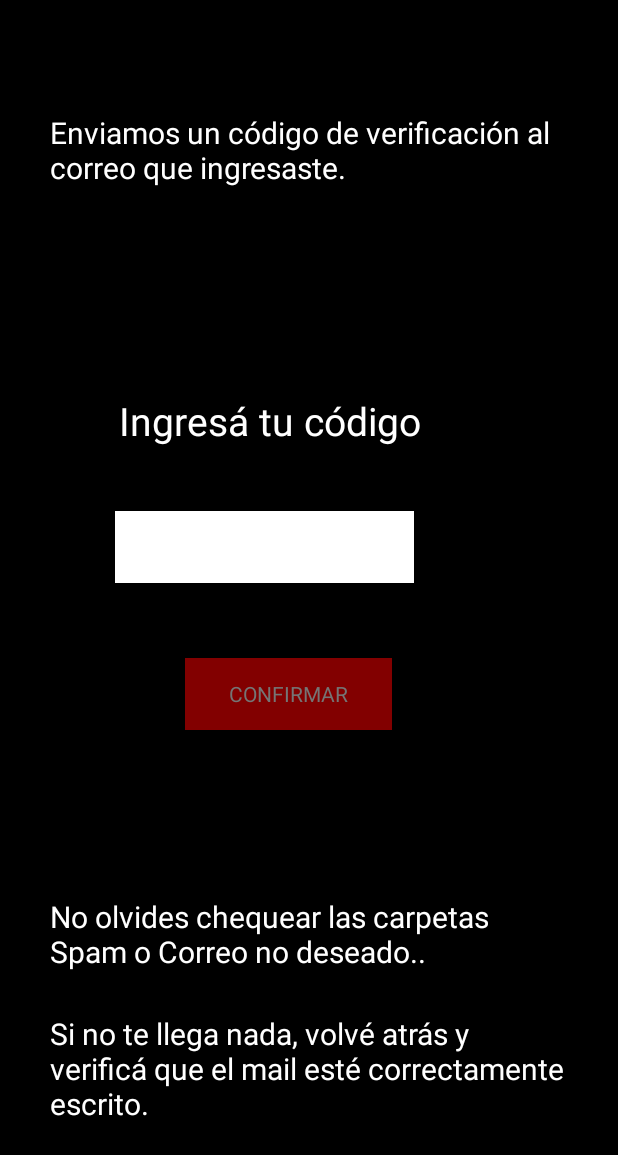
After one commit to PernasA/TP2_SOA, an Android app: the layout activity_confirm_code.xml on its own in the app's theme, with its tools: preview values and no code run, on a phone screen of 412 x 824 dp. The commit adds this screen. Shown: the top 1155 px of the screen. Run offline under Robolectric (Android 15) with nearby library versions, the phone set to English and light mode, and no system bars.

Commit message:
haciendo confirm code con el request del registro

```diff
--- /dev/null
+++ b/app/src/main/res/layout/activity_confirm_code.xml
@@ -0,0 +1,111 @@
+<?xml version="1.0" encoding="utf-8"?>
+<androidx.constraintlayout.widget.ConstraintLayout xmlns:android="http://schemas.android.com/apk/res/android"
+    xmlns:app="http://schemas.android.com/apk/res-auto"
+    xmlns:tools="http://schemas.android.com/tools"
+    android:layout_width="match_parent"
+    android:layout_height="match_parent"
+    android:background="@color/black_strong"
+    tools:context=".ui.views.ConfirmCodeActivity">
+
+    <EditText
+        android:id="@+id/editTextConfirmationCode"
+        android:layout_width="199dp"
+        android:layout_height="48dp"
+        android:layout_marginStart="8dp"
+        android:layout_marginEnd="8dp"
+        android:background="@color/white"
+        android:hint=""
+        android:importantForAutofill="no"
+        android:inputType="text|number"
+        android:selectAllOnFocus="true"
+        android:textColorHint="#78909C"
+        app:layout_constraintBottom_toBottomOf="parent"
+        app:layout_constraintEnd_toEndOf="parent"
+        app:layout_constraintHorizontal_bias="0.348"
+        app:layout_constraintStart_toStartOf="parent"
+        app:layout_constraintTop_toTopOf="parent"
+        app:layout_constraintVertical_bias="0.439"
+        tools:ignore="TextContrastCheck" />
+
+    <Button
+        android:id="@+id/buttonConfirmar"
+        android:layout_width="138dp"
+        android:layout_height="48dp"
+        android:layout_gravity="start"
+        android:background="@color/white"
+        android:backgroundTint="@color/red_light"
+        android:enabled="true"
+        android:text="@string/confirmar"
+        android:textAppearance="@style/TextAppearance.AppCompat.Body1"
+        android:textColor="#757575"
+        app:icon="@color/white"
+        app:layout_constraintBottom_toBottomOf="parent"
+        app:layout_constraintEnd_toEndOf="parent"
+        app:layout_constraintHorizontal_bias="0.45"
+        app:layout_constraintStart_toStartOf="parent"
+        app:layout_constraintTop_toTopOf="parent"
+        app:layout_constraintVertical_bias="0.565"
+        app:rippleColor="@color/teal_700"
+        tools:ignore="TextContrastCheck,TextContrastCheck,TextContrastCheck,TextContrastCheck,TextContrastCheck,TextContrastCheck,TextContrastCheck,TextContrastCheck,TextContrastCheck,TextContrastCheck,TextContrastCheck,TextContrastCheck,TextContrastCheck,TextContrastCheck" />
+
+    <TextView
+        android:id="@+id/textView1"
+        android:layout_width="344dp"
+        android:layout_height="105dp"
+        android:background="#00FFFFFF"
+        android:text="@string/info_envio"
+        android:textColor="#FFFFFF"
+        android:textSize="20sp"
+        app:layout_constraintBottom_toBottomOf="parent"
+        app:layout_constraintEnd_toEndOf="parent"
+        app:layout_constraintHorizontal_bias="0.489"
+        app:layout_constraintStart_toStartOf="parent"
+        app:layout_constraintTop_toTopOf="parent"
+        app:layout_constraintVertical_bias="0.104" />
+
+    <TextView
+        android:id="@+id/textView2"
+        android:layout_width="252dp"
+        android:layout_height="64dp"
+        android:background="#00FFFFFF"
+        android:text="@string/ingresa_codigo"
+        android:textColor="#FFFFFF"
+        android:textSize="26sp"
+        app:layout_constraintBottom_toBottomOf="parent"
+        app:layout_constraintEnd_toEndOf="parent"
+        app:layout_constraintHorizontal_bias="0.496"
+        app:layout_constraintStart_toStartOf="parent"
+        app:layout_constraintTop_toTopOf="parent"
+        app:layout_constraintVertical_bias="0.346" />
+
+    <TextView
+        android:id="@+id/textView3"
+        android:layout_width="344dp"
+        android:layout_height="74dp"
+        android:background="#00FFFFFF"
+        android:text="@string/verifica_spam"
+        android:textColor="#FFFFFF"
+        android:textSize="20sp"
+        app:layout_constraintBottom_toBottomOf="parent"
+        app:layout_constraintEnd_toEndOf="parent"
+        app:layout_constraintHorizontal_bias="0.489"
+        app:layout_constraintStart_toStartOf="parent"
+        app:layout_constraintTop_toTopOf="parent"
+        app:layout_constraintVertical_bias="0.796" />
+
+    <TextView
+        android:id="@+id/textView4"
+        android:layout_width="344dp"
+        android:layout_height="105dp"
+        android:background="#00FFFFFF"
+        android:text="@string/verifica_mail"
+        android:textColor="#FFFFFF"
+        android:textSize="20sp"
+        app:layout_constraintBottom_toBottomOf="parent"
+        app:layout_constraintEnd_toEndOf="parent"
+        app:layout_constraintHorizontal_bias="0.489"
+        app:layout_constraintStart_toStartOf="parent"
+        app:layout_constraintTop_toTopOf="parent"
+        app:layout_constraintVertical_bias="0.94" />
+
+</androidx.constraintlayout.widget.ConstraintLayout>
--- a/app/src/main/res/values/strings.xml
+++ b/app/src/main/res/values/strings.xml
@@ -9,6 +9,7 @@
     <string name="ingrese_email">Ingrese email</string>
     <string name="ingrese_apellido">Ingrese apellido</string>
     <string name="ingrese_dni">Ingrese DNI</string>
+    <string name="ingrese_codigo_confirmacion">Ingrese el codigo</string>
 
     //Botones
     <string name="action_sign_in">Iniciar sesión</string>
@@ -20,17 +21,21 @@
     <string name="login_failed">"Inicio de sesión fallido"</string>
 
     //Textos
+    <string name="prompt_email">"Mail"</string>
     <string name="welcome">"Bienvenido!"</string>
     <string name="aviso_email">A este mail enviaremos un código de confirmación</string>
     <string name="todavia_no_cuenta">¿Todavía no tenés cuenta?</string>
     <string name="ingresa_datos_registro">Ingresá tus datos\npara registrarte</string>
     <string name="aviso_confirmacion_registro">Al confirmar, le llegará un mail con un código de verificación</string>
     <string name="datos_personales">Datos personales</string>
+    <string name="info_envio">Enviamos un código de verificación al correo que ingresaste.</string>
+    <string name="ingresa_codigo">Ingresá tu código</string>
+    <string name="verifica_spam">No olvides chequear las carpetas "Spam" o "Correo no deseado.".</string>
+    <string name="verifica_mail">Si no te llega nada, volvé atrás y verificá que el mail esté correctamente escrito".</string>
 
     /////////////////////////////////////////////// AUTENTICACION
 
     /////////////////////////////////////////////// POOL
 
 
-
 </resources>
```
Also changed, not shown: app/src/main/AndroidManifest.xml (+8 -6 lines), app/src/main/java/com/example/peluqueria_app/models/RegistroRequest.java (added, +93 -0 lines), app/src/main/java/com/example/peluqueria_app/presenters/RegisterPresenter.java (+6 -5 lines), app/src/main/java/com/example/peluqueria_app/ui/views/RegisterActivity.java (+13 -13 lines).
